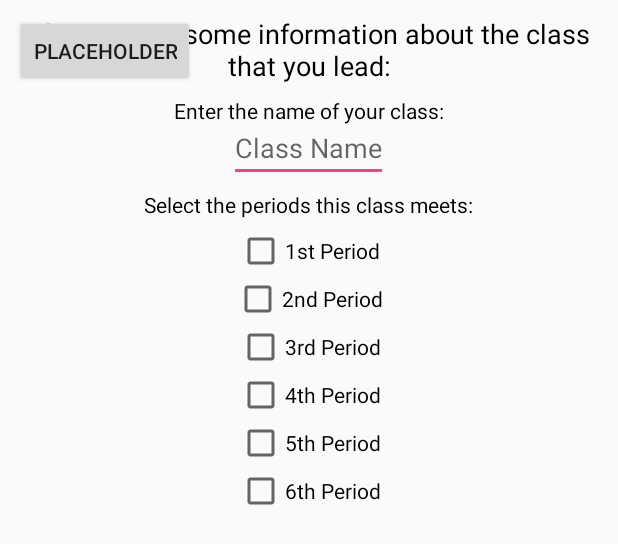
After one commit to WillyWoosley/SchoolUtility, an Android app: the layout create_class_dialog.xml on its own in the app's theme, with its tools: preview values and no code run, on a phone screen of 412 x 824 dp. The commit adds this screen. Shown: the top 544 px of the screen. Run offline under Robolectric (Android 15) with nearby library versions, the phone set to English and light mode, and no system bars.

Commit message:
broken ass shit lies here.

```diff
--- a/app/src/main/AndroidManifest.xml
+++ b/app/src/main/AndroidManifest.xml
@@ -21,7 +21,8 @@
         <activity android:name=".NewsActivity" />
         <activity android:name=".EventsActivity" />
         <activity android:name=".ContactsActivity" />
-        <activity android:name=".CollectionAnnouncementActivity"></activity>
+        <activity android:name=".CollectionAnnouncementActivity" />
+        <activity android:name=".SettingActivity"></activity>
     </application>
 
 </manifest>
--- a/app/src/main/java/com/gamecodeschool/schoolutility/MainActivity.java
+++ b/app/src/main/java/com/gamecodeschool/schoolutility/MainActivity.java
@@ -24,6 +24,7 @@ import com.pacificcollegiate.dialogs.DialogAddArticle;
 import com.pacificcollegiate.dialogs.DialogAreLeader;
 import com.pacificcollegiate.dialogs.DialogAreTeacher;
 import com.pacificcollegiate.dialogs.DialogAssignHomework;
+import com.pacificcollegiate.dialogs.DialogCreateClass;
 import com.pacificcollegiate.dialogs.DialogShowHomework;
 
 import java.util.ArrayList;
@@ -140,6 +141,9 @@ public class MainActivity extends AppCompatActivity
                 }
             }
         };
+
+        DialogCreateClass createClass = new DialogCreateClass();
+        createClass.show(getFragmentManager(), "");
     }
 
     @Override
--- /dev/null
+++ b/app/src/main/res/layout/create_class_dialog.xml
@@ -0,0 +1,114 @@
+<?xml version="1.0" encoding="utf-8"?>
+<RelativeLayout xmlns:android="http://schemas.android.com/apk/res/android"
+    android:layout_width="match_parent" android:layout_height="match_parent"
+    android:layout_margin="10dp">
+    <TextView
+        android:id="@+id/textView"
+        android:layout_width="wrap_content"
+        android:layout_height="wrap_content"
+        android:text="Please input some information about the class that you lead:"
+        android:textSize="18sp"
+        android:gravity="center"
+        android:textColor="@android:color/black"
+        />
+
+    <TextView
+        android:layout_width="wrap_content"
+        android:layout_height="wrap_content"
+        android:layout_below="@id/textView"
+        android:layout_centerHorizontal="true"
+        android:layout_marginTop="8dp"
+        android:textColor="@android:color/black"
+        android:text="Enter the name of your class:"/>
+
+    <EditText
+        android:id="@+id/className"
+        android:layout_below="@id/textView"
+        android:layout_width="wrap_content"
+        android:layout_height="wrap_content"
+        android:layout_centerHorizontal="true"
+        android:layout_marginTop="20dp"
+        android:hint="Class Name"
+        />
+
+    <TextView
+        android:id="@+id/textView2"
+        android:layout_width="wrap_content"
+        android:layout_height="wrap_content"
+        android:layout_centerHorizontal="true"
+        android:layout_below="@id/className"
+        android:layout_marginTop="5dp"
+        android:textColor="@android:color/black"
+        android:text="Select the periods this class meets:"/>
+
+    <CheckBox
+        android:id="@+id/firstPeriod"
+        android:layout_width="wrap_content"
+        android:layout_height="wrap_content"
+        android:layout_below="@id/textView2"
+        android:layout_marginTop="5dp"
+        android:layout_centerHorizontal="true"
+        android:text="1st Period"
+        android:textColor="@android:color/black"/>
+
+
+    <CheckBox
+        android:id="@+id/secondPeriod"
+        android:layout_width="wrap_content"
+        android:layout_height="wrap_content"
+        android:layout_below="@id/firstPeriod"
+        android:layout_centerHorizontal="true"
+        android:text="2nd Period"
+        android:textColor="@android:color/black"/>
+
+
+    <CheckBox
+        android:id="@+id/thirdPeriod"
+        android:layout_width="wrap_content"
+        android:layout_height="wrap_content"
+        android:layout_below="@id/secondPeriod"
+        android:layout_centerHorizontal="true"
+        android:text="3rd Period"
+        android:textColor="@android:color/black"/>
+
+
+    <CheckBox
+        android:id="@+id/fourthPeriod"
+        android:layout_width="wrap_content"
+        android:layout_height="wrap_content"
+        android:layout_below="@id/thirdPeriod"
+        android:layout_centerHorizontal="true"
+        android:text="4th Period"
+        android:textColor="@android:color/black"/>
+
+
+    <CheckBox
+        android:id="@+id/fifthPeriod"
+        android:layout_width="wrap_content"
+        android:layout_height="wrap_content"
+        android:layout_below="@id/fourthPeriod"
+        android:layout_centerHorizontal="true"
+        android:text="5th Period"
+        android:textColor="@android:color/black"/>
+
+
+    <CheckBox
+        android:id="@+id/sixthPeriod"
+        android:layout_width="wrap_content"
+        android:layout_height="wrap_content"
+        android:layout_below="@id/fifthPeriod"
+        android:layout_centerHorizontal="true"
+        android:text="6th Period"
+        android:textColor="@android:color/black"/>
+
+    <Button
+        android:id="@+id/placeholder"
+        android:layout_width="wrap_content"
+        android:layout_height="wrap_content"
+        android:text="Placeholder"
+        />
+
+    <!--TODO: Perhaps include the option here to spceify more about your class, such as icon to be displayed with homework, or a short text blurb about it. Easy to implement later on, simple entry and retrieval-->
+
+
+</RelativeLayout>
--- a/build.gradle
+++ b/build.gradle
@@ -5,7 +5,7 @@ buildscript {
         jcenter()
     }
     dependencies {
-        classpath 'com.android.tools.build:gradle:2.3.0'
+        classpath 'com.android.tools.build:gradle:2.3.1'
 
         // NOTE: Do not place your application dependencies here; they belong
         // in the individual module build.gradle files
```
Also changed, not shown: app/build.gradle (+6 -5 lines), app/src/main/java/com/gamecodeschool/schoolutility/SettingActivity.java (added, +30 -0 lines), app/src/main/java/com/pacificcollegiate/dialogs/DialogAssignHomework.java (+4 -3 lines), app/src/main/java/com/pacificcollegiate/dialogs/DialogCreateClass.java (added, +86 -0 lines), app/src/main/res/layout/activity_setting.xml (added, +15 -0 lines).
